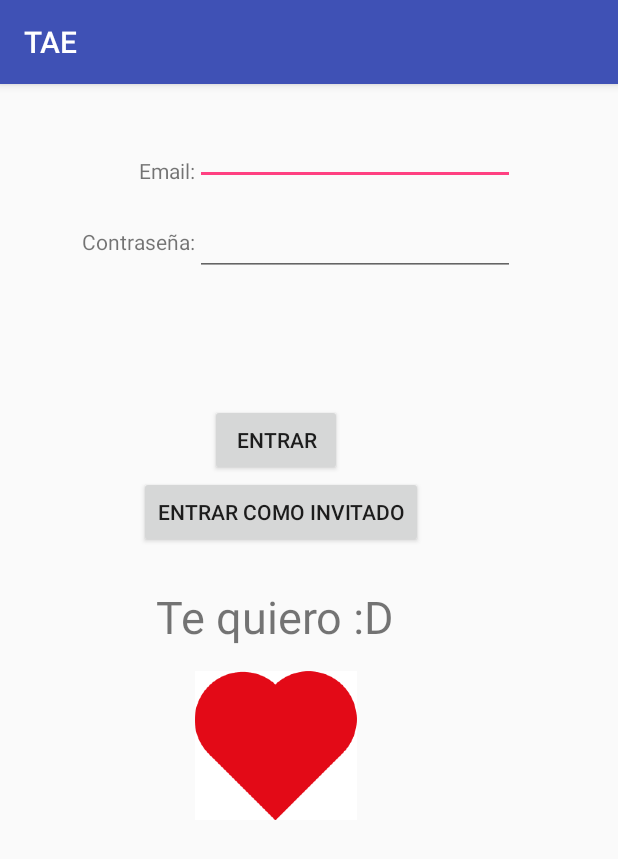
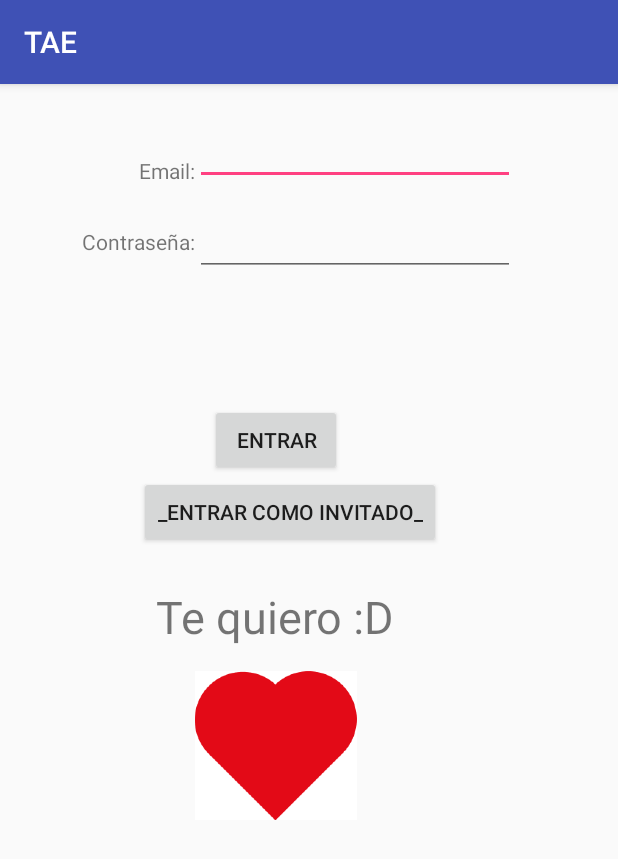
Before and after one commit to JessicaCaraballo/TAE_, an Android app: the screen it shows after launch (MainActivity), on a phone screen of 412 x 824 dp. Shown: the top 859 px of the screen. Run offline under Robolectric (Android 15) with nearby library versions, the phone set to English and light mode, and no system bars.

Commit message:
Prueba funciona

```diff
--- a/app/src/main/res/layout/activity_main.xml
+++ b/app/src/main/res/layout/activity_main.xml
@@ -42,7 +42,7 @@
             android:layout_alignStart="@+id/textView2"
             android:layout_marginBottom="25dp"
             android:onClick="lanzarPrincipalActivity"
-            android:text="Entrar como invitado" />
+            android:text="_Entrar como invitado_" />
 
         <TextView
             android:id="@+id/textView2"
```
